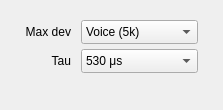
The window that qtgui/demod-options.ui (gqrx-sdr/gqrx) describes before a commit, drawn with Qt 5.
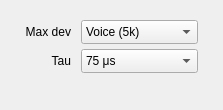
The same window after the commit.

Commit message: Change default FM de-emphasis time constant to 75us.

What changed in the file:
```diff
--- a/qtgui/demod-options.ui
+++ b/qtgui/demod-options.ui
@@ -157,7 +157,7 @@
             <bool>false</bool>
            </property>
            <property name="currentIndex">
-            <number>6</number>
+            <number>3</number>
            </property>
            <item>
             <property name="text">
```
The commit also changes 1 other file.
